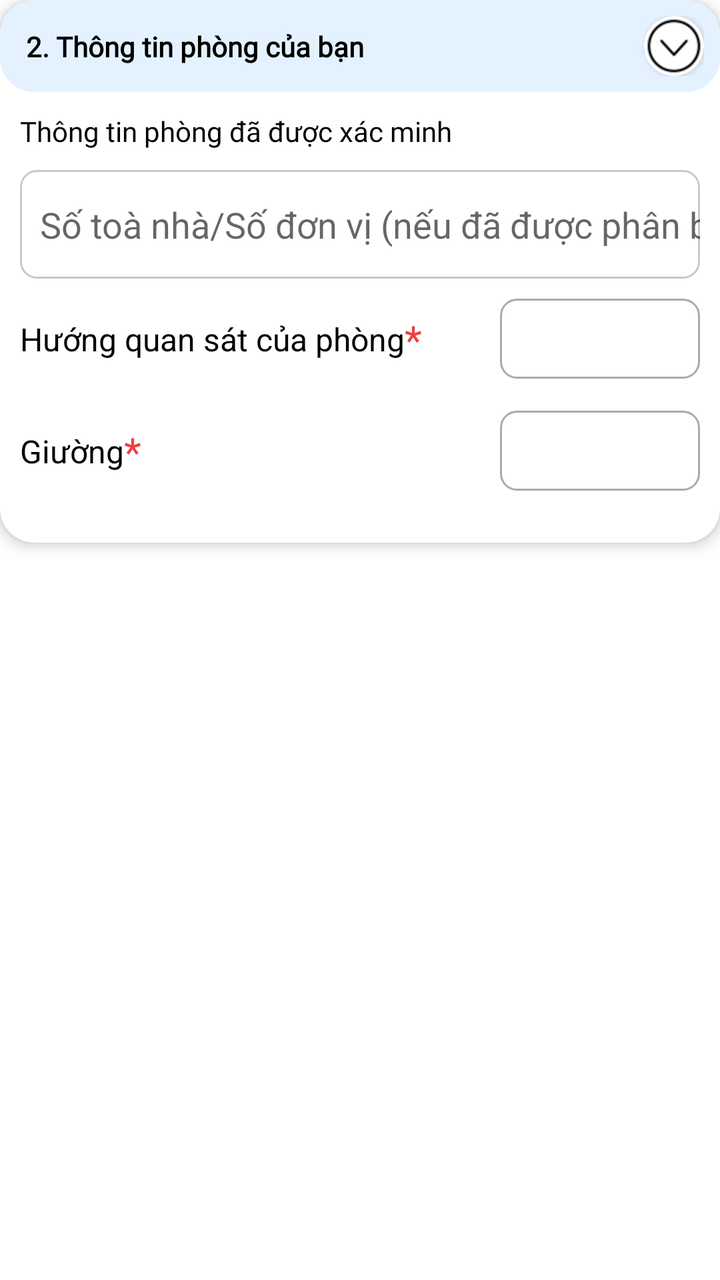
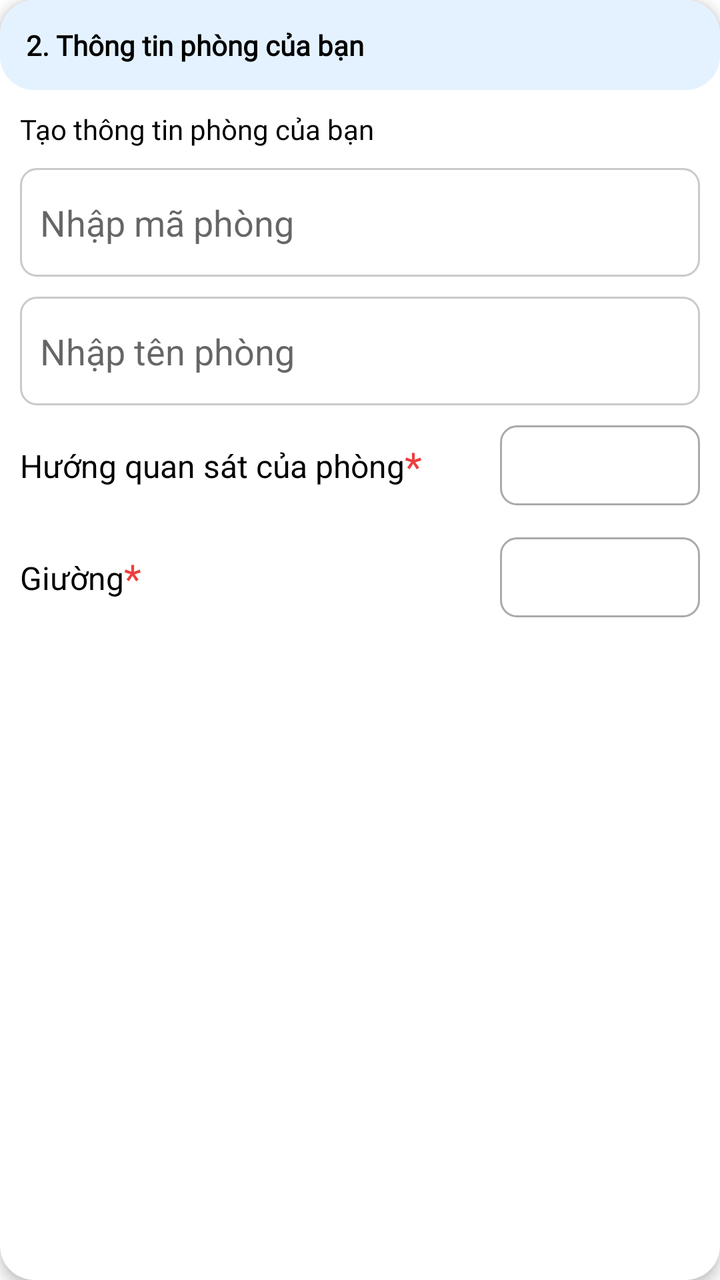

Screens rendered from an Android XML layout before and after an edit, with the pre-edit source and the edit as a unified diff.
<!-- AndroidManifest.xml: application theme Base.Theme.TEPTimeshareExchangePlatform -->
<!-- res/layout/include_no_distribution.xml -->
<?xml version="1.0" encoding="utf-8"?>
<androidx.constraintlayout.widget.ConstraintLayout xmlns:android="http://schemas.android.com/apk/res/android"
    xmlns:app="http://schemas.android.com/apk/res-auto"
    xmlns:tools="http://schemas.android.com/tools"
    android:layout_width="match_parent"
    android:layout_height="wrap_content">
    
    <com.google.android.material.card.MaterialCardView
        android:id="@+id/crl_content_unit_type"
        android:layout_width="match_parent"
        android:layout_height="wrap_content"
        android:background="@color/white"
        android:visibility="visible"
        app:cardCornerRadius="17dp"
        app:cardElevation="4dp"
        app:layout_constraintTop_toTopOf="parent"
        tools:layout_editor_absoluteX="10dp">

        <androidx.constraintlayout.widget.ConstraintLayout
            android:layout_width="match_parent"
            android:layout_height="wrap_content">

            
            <androidx.constraintlayout.widget.ConstraintLayout
                android:id="@+id/crl_unit_type_info"
                android:layout_width="match_parent"
                android:layout_height="wrap_content"
                android:background="@drawable/ripple_effect_white"
                android:backgroundTint="@color/blue_header_section"
                android:padding="8dp"
                app:layout_constraintEnd_toEndOf="parent"
                app:layout_constraintHorizontal_bias="0.5"
                app:layout_constraintStart_toStartOf="parent"
                app:layout_constraintTop_toTopOf="parent">


                <androidx.cardview.widget.CardView
                    android:id="@+id/cardView"
                    android:layout_width="30dp"
                    android:layout_height="30dp"
                    app:cardCornerRadius="100dp"
                    app:layout_constraintEnd_toEndOf="parent"
                    app:layout_constraintTop_toTopOf="parent">

                    <ImageView
                        android:id="@+id/im_expanded"
                        android:layout_width="match_parent"
                        android:layout_height="match_parent"
                        android:scaleType="fitXY"
                        android:src="@drawable/ic_expend" />
                </androidx.cardview.widget.CardView>

                <TextView
                    android:id="@+id/titleTv"
                    android:layout_width="wrap_content"
                    android:layout_height="match_parent"
                    android:fontFamily="@font/inter_medium"
                    android:maxWidth="300dp"
                    android:padding="5dp"
                    android:text="2. Thông tin phòng của bạn"
                    android:textColor="@color/black"
                    android:textSize="14sp"
                    android:textStyle="bold"
                    app:layout_constraintBottom_toBottomOf="parent"
                    app:layout_constraintStart_toStartOf="parent"
                    app:layout_constraintTop_toTopOf="parent" />
            </androidx.constraintlayout.widget.ConstraintLayout>

            
            <LinearLayout
                android:layout_width="0dp"
                android:layout_height="wrap_content"
                android:orientation="vertical"
                android:padding="10dp"
                android:visibility="visible"
                app:layout_constraintEnd_toEndOf="parent"
                app:layout_constraintStart_toStartOf="parent"
                app:layout_constraintTop_toBottomOf="@id/crl_unit_type_info">


                
                <TextView
                    android:layout_width="wrap_content"
                    android:layout_height="wrap_content"
                    android:fontFamily="@font/inter_bold"
                    android:text="Thông tin phòng đã được xác minh"
                    android:textColor="@color/black"
                    android:textSize="14sp" />

                
                <EditText
                    android:id="@+id/edt_room_code"
                    android:layout_width="match_parent"
                    android:layout_height="wrap_content"
                    android:layout_marginTop="10dp"
                    android:background="@drawable/background_stroke_around"
                    android:hint="Số toà nhà/Số đơn vị (nếu đã được phân bổ)"
                    android:inputType="text"
                    android:maxLines="1"
                    android:paddingStart="10dp"
                    android:paddingTop="15dp"
                    android:paddingBottom="15dp" />

                
                <androidx.constraintlayout.widget.ConstraintLayout
                    android:layout_width="match_parent"
                    android:layout_height="wrap_content"
                    android:layout_marginTop="10dp"
                    android:layout_marginBottom="16dp"
                    android:orientation="horizontal">

                    <TextView
                        android:id="@+id/textView12"
                        android:layout_width="wrap_content"
                        android:layout_height="wrap_content"
                        android:layout_gravity="center_vertical"
                        android:text="Hướng quan sát của phòng"
                        android:textColor="@color/black"
                        android:textSize="16sp"
                        app:layout_constraintBottom_toBottomOf="parent"
                        app:layout_constraintStart_toStartOf="parent"
                        app:layout_constraintTop_toTopOf="parent" />

                    <TextView
                        android:layout_width="wrap_content"
                        android:layout_height="wrap_content"
                        android:layout_gravity="center_vertical"
                        android:text="*"
                        android:textColor="@color/red_light"
                        android:textSize="20sp"
                        app:layout_constraintBottom_toBottomOf="parent"
                        app:layout_constraintStart_toEndOf="@+id/textView12"
                        app:layout_constraintTop_toTopOf="parent" />

                    <Spinner
                        android:id="@+id/custom_spinner_view_diretion"
                        style="@style/CustomSpinner"
                        android:layout_width="100dp"
                        android:layout_height="40dp"
                        android:layout_gravity="center"
                        android:spinnerMode="dropdown"
                        app:layout_constraintBottom_toBottomOf="parent"
                        app:layout_constraintEnd_toEndOf="parent"
                        app:layout_constraintTop_toTopOf="parent"
                        tools:listitem="@layout/support_simple_spinner_dropdown_item" />
                </androidx.constraintlayout.widget.ConstraintLayout>

                
                <androidx.constraintlayout.widget.ConstraintLayout
                    android:layout_width="match_parent"
                    android:layout_height="wrap_content"
                    android:layout_marginBottom="16dp"
                    android:orientation="horizontal">

                    <TextView
                        android:id="@+id/textView11"
                        android:layout_width="wrap_content"
                        android:layout_height="wrap_content"
                        android:layout_gravity="center_vertical"
                        android:text="Giường"
                        android:textColor="@color/black"
                        android:textSize="16sp"
                        app:layout_constraintBottom_toBottomOf="parent"
                        app:layout_constraintStart_toStartOf="parent"
                        app:layout_constraintTop_toTopOf="parent" />

                    <TextView
                        android:layout_width="wrap_content"
                        android:layout_height="wrap_content"
                        android:layout_gravity="center_vertical"
                        android:text="*"
                        android:textColor="@color/red_light"
                        android:textSize="20sp"
                        app:layout_constraintBottom_toBottomOf="parent"
                        app:layout_constraintStart_toEndOf="@+id/textView11"
                        app:layout_constraintTop_toTopOf="parent" />

                    <Spinner
                        android:id="@+id/custom_spinner_bed"
                        style="@style/CustomSpinner"
                        android:layout_width="100dp"
                        android:layout_height="40dp"
                        android:layout_gravity="center"
                        android:spinnerMode="dropdown"
                        app:layout_constraintBottom_toBottomOf="parent"
                        app:layout_constraintEnd_toEndOf="parent"
                        app:layout_constraintTop_toTopOf="parent"
                        tools:listitem="@layout/support_simple_spinner_dropdown_item" />
                </androidx.constraintlayout.widget.ConstraintLayout>

                
                <androidx.recyclerview.widget.RecyclerView
                    android:id="@+id/rvBedType"
                    android:layout_width="match_parent"
                    android:layout_height="wrap_content"
                    android:nestedScrollingEnabled="false" />


            </LinearLayout>

        </androidx.constraintlayout.widget.ConstraintLayout>

    </com.google.android.material.card.MaterialCardView>

</androidx.constraintlayout.widget.ConstraintLayout>
<!-- resources referenced by this layout -->
<resources>
  <color name="black">#FF000000</color>
  <color name="blue_header_section">#E4F2FF</color>
  <color name="red_light">#ED3E3E</color>
  <color name="white">#FFFFFFFF</color>
  <!-- drawable background_stroke_around (drawable) -->
  <?xml version="1.0" encoding="utf-8"?>
  <shape xmlns:android="http://schemas.android.com/apk/res/android"
      android:shape="rectangle"
      >
      <stroke android:width="1dp" android:color="@color/primary_background"/>
      <corners android:radius="8dp"/>
  
  </shape>
  <!-- drawable ic_expend: png bitmap (drawable, 1194 bytes) -->
  <!-- drawable ripple_effect_white (drawable) -->
  <?xml version="1.0" encoding="utf-8"?>
  <ripple xmlns:android="http://schemas.android.com/apk/res/android"
      android:color="?android:attr/colorControlHighlight">
      <item>
          <shape android:shape="rectangle">
              <corners android:radius="17dp"></corners>
              <solid android:color="@color/gray_light_background"></solid>
          </shape>
      </item>
  </ripple>
  <style name="CustomSpinner" parent="Widget.AppCompat.Spinner.Underlined">
          <item name="android:background">@drawable/spinner_background</item>
          <item name="android:padding">10dp</item>
          <item name="android:textSize">16sp</item>
      </style>
  <style name="Base.Theme.TEPTimeshareExchangePlatform" parent="Theme.MaterialComponents.DayNight.NoActionBar">
          <item name="android:statusBarColor">@color/white</item>
          <item name="android:windowLightStatusBar">true
          </item> 
      </style>
  <color name="primary_background">#C9C9C9</color>
  <color name="gray_light_background">#EDF2F6</color>
  <!-- drawable spinner_background (drawable) -->
  <?xml version="1.0" encoding="utf-8"?>
  <shape xmlns:android="http://schemas.android.com/apk/res/android">
      <solid android:color="@android:color/white" />
      <corners android:radius="8dp" />
      <stroke
          android:width="1dp"
          android:color="@android:color/darker_gray" />
  </shape>
</resources>

<!-- the commit's change to res/layout/include_no_distribution.xml (unified diff, before → after) -->
@@ -1,205 +1,196 @@
 <?xml version="1.0" encoding="utf-8"?>
-<androidx.constraintlayout.widget.ConstraintLayout xmlns:android="http://schemas.android.com/apk/res/android"
+<com.google.android.material.card.MaterialCardView xmlns:android="http://schemas.android.com/apk/res/android"
     xmlns:app="http://schemas.android.com/apk/res-auto"
     xmlns:tools="http://schemas.android.com/tools"
+    android:id="@+id/crl_content_unit_type"
     android:layout_width="match_parent"
-    android:layout_height="wrap_content">
-    
-    <com.google.android.material.card.MaterialCardView
-        android:id="@+id/crl_content_unit_type"
+    android:layout_height="wrap_content"
+    android:background="@color/white"
+    android:visibility="visible"
+    app:cardCornerRadius="17dp"
+    app:cardElevation="4dp"
+    app:layout_constraintEnd_toEndOf="parent"
+    app:layout_constraintStart_toStartOf="parent"
+    app:layout_constraintTop_toTopOf="parent">
+
+    <androidx.constraintlayout.widget.ConstraintLayout
         android:layout_width="match_parent"
-        android:layout_height="wrap_content"
-        android:background="@color/white"
-        android:visibility="visible"
-        app:cardCornerRadius="17dp"
-        app:cardElevation="4dp"
-        app:layout_constraintTop_toTopOf="parent"
-        tools:layout_editor_absoluteX="10dp">
+        android:layout_height="wrap_content">
 
+        
         <androidx.constraintlayout.widget.ConstraintLayout
+            android:id="@+id/crl_unit_type_info"
             android:layout_width="match_parent"
-            android:layout_height="wrap_content">
+            android:layout_height="wrap_content"
+            android:background="@drawable/ripple_effect_white"
+            android:backgroundTint="@color/blue_header_section"
+            android:padding="8dp"
+            app:layout_constraintEnd_toEndOf="parent"
+            app:layout_constraintHorizontal_bias="0.5"
+            app:layout_constraintStart_toStartOf="parent"
+            app:layout_constraintTop_toTopOf="parent">
+
+
+            <TextView
+                android:id="@+id/titleTv"
+                android:layout_width="wrap_content"
+                android:layout_height="match_parent"
+                android:fontFamily="@font/inter_medium"
+                android:maxWidth="300dp"
+                android:padding="5dp"
+                android:text="2. Thông tin phòng của bạn"
+                android:textColor="@color/black"
+                android:textSize="14sp"
+                android:textStyle="bold"
+                app:layout_constraintBottom_toBottomOf="parent"
+                app:layout_constraintStart_toStartOf="parent"
+                app:layout_constraintTop_toTopOf="parent" />
+        </androidx.constraintlayout.widget.ConstraintLayout>
+
+        
+        <LinearLayout
+            android:layout_width="0dp"
+            android:layout_height="wrap_content"
+            android:orientation="vertical"
+            android:padding="10dp"
+            android:visibility="visible"
+            app:layout_constraintEnd_toEndOf="parent"
+            app:layout_constraintStart_toStartOf="parent"
+            app:layout_constraintTop_toBottomOf="@id/crl_unit_type_info">
+
+
+            
+            <TextView
+                android:layout_width="wrap_content"
+                android:layout_height="wrap_content"
+                android:fontFamily="@font/inter_bold"
+                android:text="Tạo thông tin phòng của bạn"
+                android:textColor="@color/black"
+                android:textSize="14sp" />
+
+            
+            <EditText
+                android:id="@+id/edt_room_code"
+                android:layout_width="match_parent"
+                android:layout_height="wrap_content"
+                android:layout_marginTop="10dp"
+                android:background="@drawable/background_stroke_around"
+                android:hint="Nhập mã phòng"
+                android:inputType="text"
+                android:maxLines="1"
+                android:paddingStart="10dp"
+                android:paddingTop="15dp"
+                android:paddingBottom="15dp" />
+
+            <EditText
+                android:id="@+id/edt_room_name"
+                android:layout_width="match_parent"
+                android:layout_height="wrap_content"
+                android:layout_marginTop="10dp"
+                android:background="@drawable/background_stroke_around"
+                android:hint="Nhập tên phòng"
+                android:inputType="text"
+                android:maxLines="1"
+                android:paddingStart="10dp"
+                android:paddingTop="15dp"
+                android:paddingBottom="15dp" />
 
             
             <androidx.constraintlayout.widget.ConstraintLayout
-                android:id="@+id/crl_unit_type_info"
                 android:layout_width="match_parent"
                 android:layout_height="wrap_content"
-                android:background="@drawable/ripple_effect_white"
-                android:backgroundTint="@color/blue_header_section"
-                android:padding="8dp"
-                app:layout_constraintEnd_toEndOf="parent"
-                app:layout_constraintHorizontal_bias="0.5"
-                app:layout_constraintStart_toStartOf="parent"
-                app:layout_constraintTop_toTopOf="parent">
-
-
-                <androidx.cardview.widget.CardView
-                    android:id="@+id/cardView"
-                    android:layout_width="30dp"
-                    android:layout_height="30dp"
-                    app:cardCornerRadius="100dp"
-                    app:layout_constraintEnd_toEndOf="parent"
-                    app:layout_constraintTop_toTopOf="parent">
-
-                    <ImageView
-                        android:id="@+id/im_expanded"
-                        android:layout_width="match_parent"
-                        android:layout_height="match_parent"
-                        android:scaleType="fitXY"
-                        android:src="@drawable/ic_expend" />
-                </androidx.cardview.widget.CardView>
+                android:layout_marginTop="10dp"
+                android:layout_marginBottom="16dp"
+                android:orientation="horizontal">
 
                 <TextView
-                    android:id="@+id/titleTv"
+                    android:id="@+id/textView12"
                     android:layout_width="wrap_content"
-                    android:layout_height="match_parent"
-                    android:fontFamily="@font/inter_medium"
-                    android:maxWidth="300dp"
-                    android:padding="5dp"
-                    android:text="2. Thông tin phòng của bạn"
+                    android:layout_height="wrap_content"
+                    android:layout_gravity="center_vertical"
+                    android:text="Hướng quan sát của phòng"
                     android:textColor="@color/black"
-                    android:textSize="14sp"
-                    android:textStyle="bold"
+                    android:textSize="16sp"
                     app:layout_constraintBottom_toBottomOf="parent"
                     app:layout_constraintStart_toStartOf="parent"
                     app:layout_constraintTop_toTopOf="parent" />
+
+                <TextView
+                    android:layout_width="wrap_content"
+                    android:layout_height="wrap_content"
+                    android:layout_gravity="center_vertical"
+                    android:text="*"
+                    android:textColor="@color/red_light"
+                    android:textSize="20sp"
+                    app:layout_constraintBottom_toBottomOf="parent"
+                    app:layout_constraintStart_toEndOf="@+id/textView12"
+                    app:layout_constraintTop_toTopOf="parent" />
+
+                <Spinner
+                    android:id="@+id/custom_spinner_view_diretion"
+                    style="@style/CustomSpinner"
+                    android:layout_width="100dp"
+                    android:layout_height="40dp"
+                    android:layout_gravity="center"
+                    android:spinnerMode="dropdown"
+                    app:layout_constraintBottom_toBottomOf="parent"
+                    app:layout_constraintEnd_toEndOf="parent"
+                    app:layout_constraintTop_toTopOf="parent"
+                    tools:listitem="@layout/support_simple_spinner_dropdown_item" />
             </androidx.constraintlayout.widget.ConstraintLayout>
 
             
-            <LinearLayout
-                android:layout_width="0dp"
+            <androidx.constraintlayout.widget.ConstraintLayout
+                android:layout_width="match_parent"
                 android:layout_height="wrap_content"
-                android:orientation="vertical"
-                android:padding="10dp"
-                android:visibility="visible"
-                app:layout_constraintEnd_toEndOf="parent"
-                app:layout_constraintStart_toStartOf="parent"
-                app:layout_constraintTop_toBottomOf="@id/crl_unit_type_info">
+                android:layout_marginBottom="16dp"
+                android:orientation="horizontal">
 
+                <TextView
+                    android:id="@+id/textView11"
+                    android:layout_width="wrap_content"
+                    android:layout_height="wrap_content"
+                    android:layout_gravity="center_vertical"
+                    android:text="Giường"
+                    android:textColor="@color/black"
+                    android:textSize="16sp"
+                    app:layout_constraintBottom_toBottomOf="parent"
+                    app:layout_constraintStart_toStartOf="parent"
+                    app:layout_constraintTop_toTopOf="parent" />
 
-                
                 <TextView
                     android:layout_width="wrap_content"
                     android:layout_height="wrap_content"
-                    android:fontFamily="@font/inter_bold"
-                    android:text="Thông tin phòng đã được xác minh"
-                    android:textColor="@color/black"
-                    android:textSize="14sp" />
+                    android:layout_gravity="center_vertical"
+                    android:text="*"
+                    android:textColor="@color/red_light"
+                    android:textSize="20sp"
+                    app:layout_constraintBottom_toBottomOf="parent"
+                    app:layout_constraintStart_toEndOf="@+id/textView11"
+                    app:layout_constraintTop_toTopOf="parent" />
 
-                
-                <EditText
-                    android:id="@+id/edt_room_code"
-                    android:layout_width="match_parent"
-                    android:layout_height="wrap_content"
-                    android:layout_marginTop="10dp"
-                    android:background="@drawable/background_stroke_around"
-                    android:hint="Số toà nhà/Số đơn vị (nếu đã được phân bổ)"
-                    android:inputType="text"
-                    android:maxLines="1"
-                    android:paddingStart="10dp"
-                    android:paddingTop="15dp"
-                    android:paddingBottom="15dp" />
+                <Spinner
+                    android:id="@+id/custom_spinner_bed"
+                    style="@style/CustomSpinner"
+                    android:layout_width="100dp"
+                    android:layout_height="40dp"
+                    android:layout_gravity="center"
+                    android:spinnerMode="dropdown"
+                    app:layout_constraintBottom_toBottomOf="parent"
+                    app:layout_constraintEnd_toEndOf="parent"
+                    app:layout_constraintTop_toTopOf="parent"
+                    tools:listitem="@layout/support_simple_spinner_dropdown_item" />
+            </androidx.constraintlayout.widget.ConstraintLayout>
 
-                
-                <androidx.constraintlayout.widget.ConstraintLayout
-                    android:layout_width="match_parent"
-                    android:layout_height="wrap_content"
-                    android:layout_marginTop="10dp"
-                    android:layout_marginBottom="16dp"
-                    android:orientation="horizontal">
-
-                    <TextView
-                        android:id="@+id/textView12"
-                        android:layout_width="wrap_content"
-                        android:layout_height="wrap_content"
-                        android:layout_gravity="center_vertical"
-                        android:text="Hướng quan sát của phòng"
-                        android:textColor="@color/black"
-                        android:textSize="16sp"
-                        app:layout_constraintBottom_toBottomOf="parent"
-                        app:layout_constraintStart_toStartOf="parent"
-                        app:layout_constraintTop_toTopOf="parent" />
-
-                    <TextView
-                        android:layout_width="wrap_content"
-                        android:layout_height="wrap_content"
-                        android:layout_gravity="center_vertical"
-                        android:text="*"
-                        android:textColor="@color/red_light"
-                        android:textSize="20sp"
-                        app:layout_constraintBottom_toBottomOf="parent"
-                        app:layout_constraintStart_toEndOf="@+id/textView12"
-                        app:layout_constraintTop_toTopOf="parent" />
-
-                    <Spinner
-                        android:id="@+id/custom_spinner_view_diretion"
-                        style="@style/CustomSpinner"
-                        android:layout_width="100dp"
-                        android:layout_height="40dp"
-                        android:layout_gravity="center"
-                        android:spinnerMode="dropdown"
-                        app:layout_constraintBottom_toBottomOf="parent"
-                        app:layout_constraintEnd_toEndOf="parent"
-                        app:layout_constraintTop_toTopOf="parent"
-                        tools:listitem="@layout/support_simple_spinner_dropdown_item" />
-                </androidx.constraintlayout.widget.ConstraintLayout>
-
-                
-                <androidx.constraintlayout.widget.ConstraintLayout
-                    android:layout_width="match_parent"
-                    android:layout_height="wrap_content"
-                    android:layout_marginBottom="16dp"
-                    android:orientation="horizontal">
-
-                    <TextView
-                        android:id="@+id/textView11"
-                        android:layout_width="wrap_content"
-                        android:layout_height="wrap_content"
-                        android:layout_gravity="center_vertical"
-                        android:text="Giường"
-                        android:textColor="@color/black"
-                        android:textSize="16sp"
-                        app:layout_constraintBottom_toBottomOf="parent"
-                        app:layout_constraintStart_toStartOf="parent"
-                        app:layout_constraintTop_toTopOf="parent" />
-
-                    <TextView
-                        android:layout_width="wrap_content"
-                        android:layout_height="wrap_content"
-                        android:layout_gravity="center_vertical"
-                        android:text="*"
-                        android:textColor="@color/red_light"
-                        android:textSize="20sp"
-                        app:layout_constraintBottom_toBottomOf="parent"
-                        app:layout_constraintStart_toEndOf="@+id/textView11"
-                        app:layout_constraintTop_toTopOf="parent" />
-
-                    <Spinner
-                        android:id="@+id/custom_spinner_bed"
-                        style="@style/CustomSpinner"
-                        android:layout_width="100dp"
-                        android:layout_height="40dp"
-                        android:layout_gravity="center"
-                        android:spinnerMode="dropdown"
-                        app:layout_constraintBottom_toBottomOf="parent"
-                        app:layout_constraintEnd_toEndOf="parent"
-                        app:layout_constraintTop_toTopOf="parent"
-                        tools:listitem="@layout/support_simple_spinner_dropdown_item" />
-                </androidx.constraintlayout.widget.ConstraintLayout>
-
-                
-                <androidx.recyclerview.widget.RecyclerView
-                    android:id="@+id/rvBedType"
-                    android:layout_width="match_parent"
-                    android:layout_height="wrap_content"
-                    android:nestedScrollingEnabled="false" />
+            
+            <androidx.recyclerview.widget.RecyclerView
+                android:id="@+id/rv_unit_type"
+                android:layout_width="match_parent"
+                android:layout_height="wrap_content" />
 
 
-            </LinearLayout>
+        </LinearLayout>
 
-        </androidx.constraintlayout.widget.ConstraintLayout>
+    </androidx.constraintlayout.widget.ConstraintLayout>
 
-    </com.google.android.material.card.MaterialCardView>
-
-</androidx.constraintlayout.widget.ConstraintLayout>
+</com.google.android.material.card.MaterialCardView>
<!-- resource entries referenced after the edit -->
@@ -13,7 +13,6 @@
       <corners android:radius="8dp"/>
   
   </shape>
-  <!-- drawable ic_expend: png bitmap (drawable, 1194 bytes) -->
   <!-- drawable ripple_effect_white (drawable) -->
   <?xml version="1.0" encoding="utf-8"?>
   <ripple xmlns:android="http://schemas.android.com/apk/res/android"
